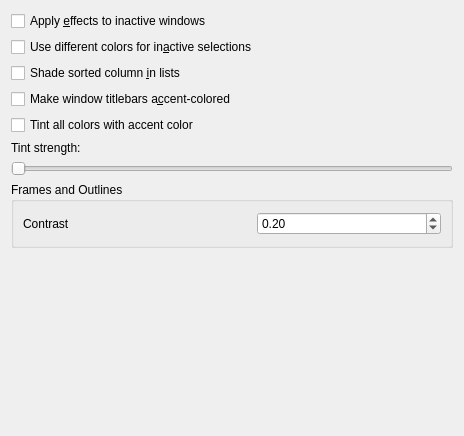
KDE/plasma-workspace, file kcms/colors/editor/scmeditoroptions.ui: the form before one commit.
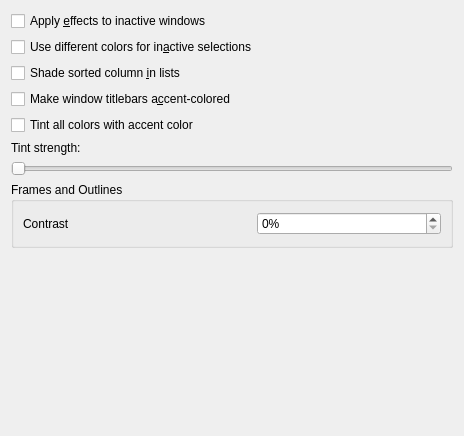
The form after the commit.

Commit message: Use percentage values instead

Patch:
```diff
--- a/kcms/colors/editor/scmeditoroptions.ui
+++ b/kcms/colors/editor/scmeditoroptions.ui
@@ -85,19 +85,6 @@
         </property>
        </widget>
       </item>
-      <item row="1" column="2">
-       <widget class="QDoubleSpinBox" name="contrastSpinBox">
-        <property name="maximum">
-         <double>1.000000000000000</double>
-        </property>
-        <property name="singleStep">
-         <double>0.050000000000000</double>
-        </property>
-        <property name="value">
-         <double>0.200000000000000</double>
-        </property>
-       </widget>
-      </item>
       <item row="1" column="1">
        <widget class="QWidget" name="contrastExample" native="true">
         <property name="minimumSize">
@@ -117,6 +104,16 @@
         </property>
        </widget>
       </item>
+      <item row="1" column="2">
+       <widget class="QSpinBox" name="contrastPercentageSpinBox">
+        <property name="suffix">
+         <string>%</string>
+        </property>
+        <property name="maximum">
+         <number>100</number>
+        </property>
+       </widget>
+      </item>
      </layout>
     </widget>
    </item>
```
The commit also changes 3 other files.
